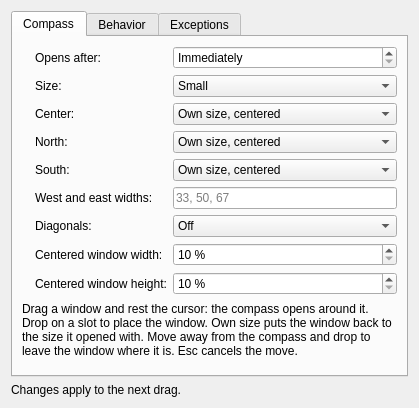
to1un/pafta, file package/contents/ui/config.ui: the form before one commit.
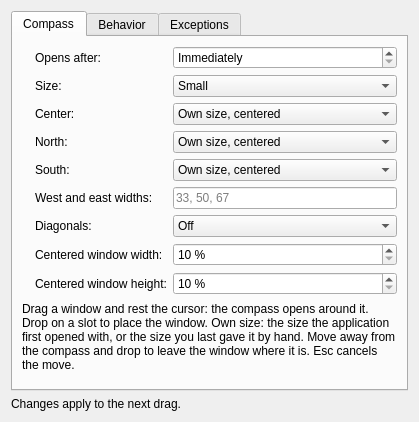
The form after the commit. Icons and pictures are not drawn.

Commit message:
feat: keep each application's own size across restarts
The own size is stored per application: the size it first opened with,
or the size it was last resized to by hand while free. Windows already
open when pafta starts have none until then, and the own-size slot uses
the centered size for them. Records written by the old pafta are dropped
from the state file.

Diff of the .ui file:
```diff
--- a/package/contents/ui/config.ui
+++ b/package/contents/ui/config.ui
@@ -315,7 +315,7 @@
               <item>
                 <widget class="QLabel">
                   <property name="text">
-                    <string>Drag a window and rest the cursor: the compass opens around it. Drop on a slot to place the window. Own size puts the window back to the size it opened with. Move away from the compass and drop to leave the window where it is. Esc cancels the move.</string>
+                    <string>Drag a window and rest the cursor: the compass opens around it. Drop on a slot to place the window. Own size: the size the application first opened with, or the size you last gave it by hand. Move away from the compass and drop to leave the window where it is. Esc cancels the move.</string>
                   </property>
                   <property name="wordWrap">
                     <bool>true</bool>
```
The commit also changes 3 other files.
